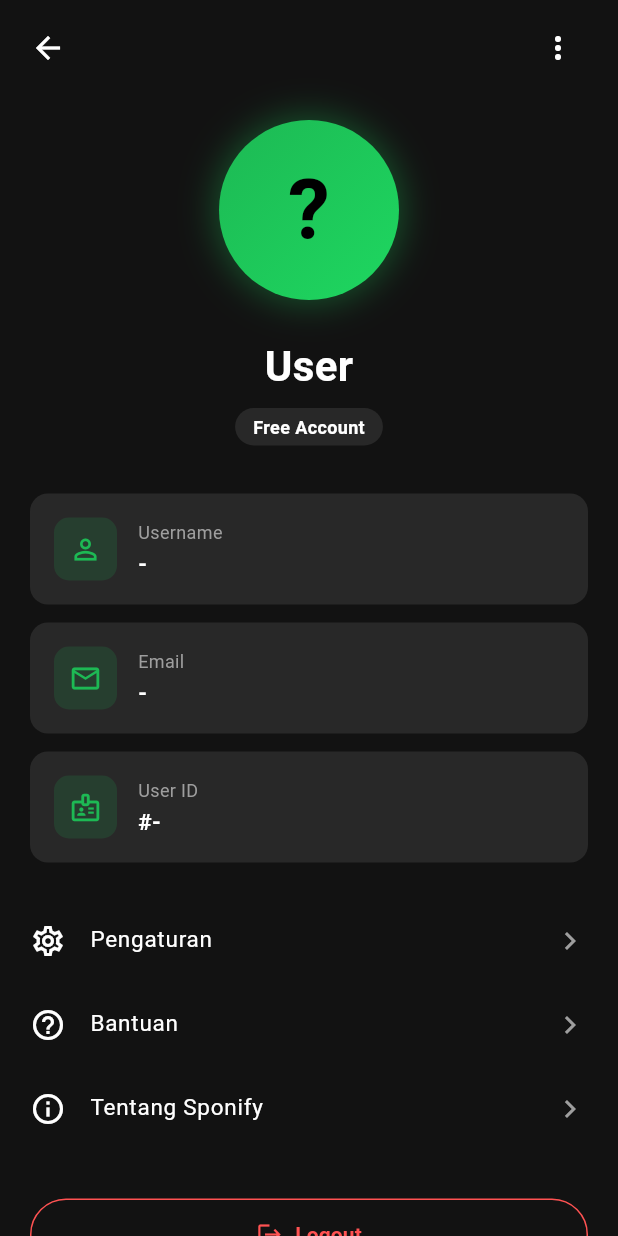
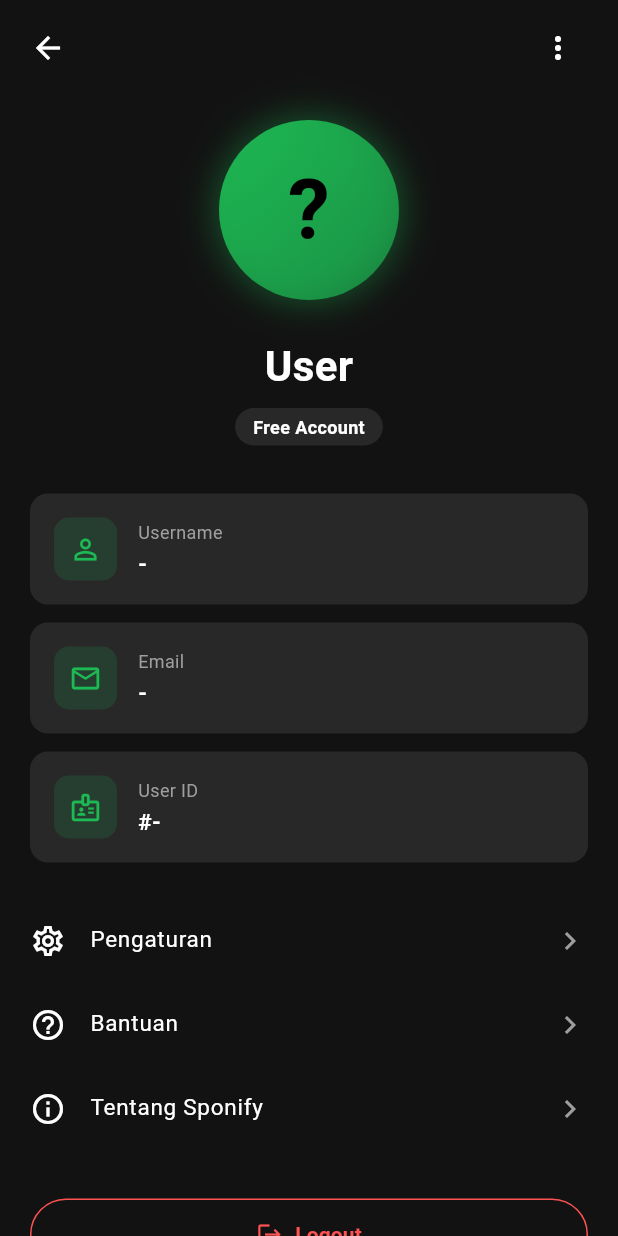
Before and after one commit to Delvia246/sponify, a Flutter app: the ProfileScreen screen opened directly, on a phone screen of 412 x 824 dp. Run offline on Flutter 3.47's test engine with Material 3 defaults, Android fonts, the phone set to English and light mode, and no system bars; our stand-ins replace cached_network_image, just_audio, shared_preferences; accounts and stored records are empty.

Commit message:
fix: dynamic theme implementation on profile

```diff
--- a/mobile/lib/screens/profile_screen.dart
+++ b/mobile/lib/screens/profile_screen.dart
@@ -1,6 +1,7 @@
 import 'package:flutter/material.dart';
 import '../models/user.dart';
 import '../services/session_service.dart';
+import '../services/theme_service.dart';
 import 'login_screen.dart';
 import 'settings_screen.dart';
 
@@ -68,12 +69,18 @@ class _ProfileScreenState extends State<ProfileScreen> {
 
   @override
   Widget build(BuildContext context) {
+    final themeService = ThemeService();
+
+    return AnimatedBuilder(
+      animation: themeService,
+      builder: (context, _) {
         return Scaffold(
           backgroundColor: const Color(0xFF121212),
           body: SafeArea(
             child: _isLoading
-            ? const Center(
-                child: CircularProgressIndicator(color: Color(0xFF1DB954)),
+                ? Center(
+                    child: CircularProgressIndicator(
+                        color: themeService.primaryColor),
                   )
                 : SingleChildScrollView(
                     child: Column(
@@ -100,20 +107,24 @@ class _ProfileScreenState extends State<ProfileScreen> {
 
                         const SizedBox(height: 16),
 
-                    // Avatar besar
+                        // Avatar besar (Warna Dinamis)
                         Container(
                           width: 120,
                           height: 120,
-                      decoration: const BoxDecoration(
+                          decoration: BoxDecoration(
                             shape: BoxShape.circle,
                             gradient: LinearGradient(
-                          colors: [Color(0xFF1DB954), Color(0xFF1ED760)],
+                              colors: [
+                                themeService.primaryColor,
+                                themeService.primaryColor.withValues(alpha: 0.6)
+                              ],
                               begin: Alignment.topLeft,
                               end: Alignment.bottomRight,
                             ),
                             boxShadow: [
                               BoxShadow(
-                            color: Color(0x661DB954),
+                                color: themeService.primaryColor
+                                    .withValues(alpha: 0.4),
                                 blurRadius: 20,
                                 spreadRadius: 2,
                               ),
@@ -176,18 +187,21 @@ class _ProfileScreenState extends State<ProfileScreen> {
                                 icon: Icons.person_outline,
                                 label: 'Username',
                                 value: _user?.username ?? '-',
+                                themeColor: themeService.primaryColor,
                               ),
                               const SizedBox(height: 12),
                               _infoTile(
                                 icon: Icons.email_outlined,
                                 label: 'Email',
                                 value: _user?.email ?? '-',
+                                themeColor: themeService.primaryColor,
                               ),
                               const SizedBox(height: 12),
                               _infoTile(
                                 icon: Icons.badge_outlined,
                                 label: 'User ID',
                                 value: '#${_user?.id ?? '-'}',
+                                themeColor: themeService.primaryColor,
                               ),
                             ],
                           ),
@@ -221,7 +235,8 @@ class _ProfileScreenState extends State<ProfileScreen> {
                                 },
                               ),
                               _menuTile(Icons.help_outline, 'Bantuan'),
-                          _menuTile(Icons.info_outline, 'Tentang Sponify'),
+                              _menuTile(
+                                  Icons.info_outline, 'Tentang Sponify'),
                             ],
                           ),
                         ),
@@ -245,8 +260,10 @@ class _ProfileScreenState extends State<ProfileScreen> {
                                 ),
                               ),
                               style: OutlinedButton.styleFrom(
-                            padding: const EdgeInsets.symmetric(vertical: 14),
-                            side: const BorderSide(color: Colors.redAccent),
+                                padding:
+                                    const EdgeInsets.symmetric(vertical: 14),
+                                side:
+                                    const BorderSide(color: Colors.redAccent),
                                 shape: RoundedRectangleBorder(
                                   borderRadius: BorderRadius.circular(24),
                                 ),
@@ -269,12 +286,15 @@ class _ProfileScreenState extends State<ProfileScreen> {
                   ),
           ),
         );
+      },
+    );
   }
 
   Widget _infoTile({
     required IconData icon,
     required String label,
     required String value,
+    required Color themeColor,
   }) {
     return Container(
       padding: const EdgeInsets.all(16),
@@ -287,10 +307,10 @@ class _ProfileScreenState extends State<ProfileScreen> {
           Container(
             padding: const EdgeInsets.all(10),
             decoration: BoxDecoration(
-              color: const Color(0xFF1DB954).withValues(alpha: 0.15),
+              color: themeColor.withValues(alpha: 0.15),
               borderRadius: BorderRadius.circular(10),
             ),
-            child: Icon(icon, color: const Color(0xFF1DB954), size: 22),
+            child: Icon(icon, color: themeColor, size: 22),
           ),
           const SizedBox(width: 14),
           Expanded(
```
Lines whose indentation alone changed are shown as unchanged.
